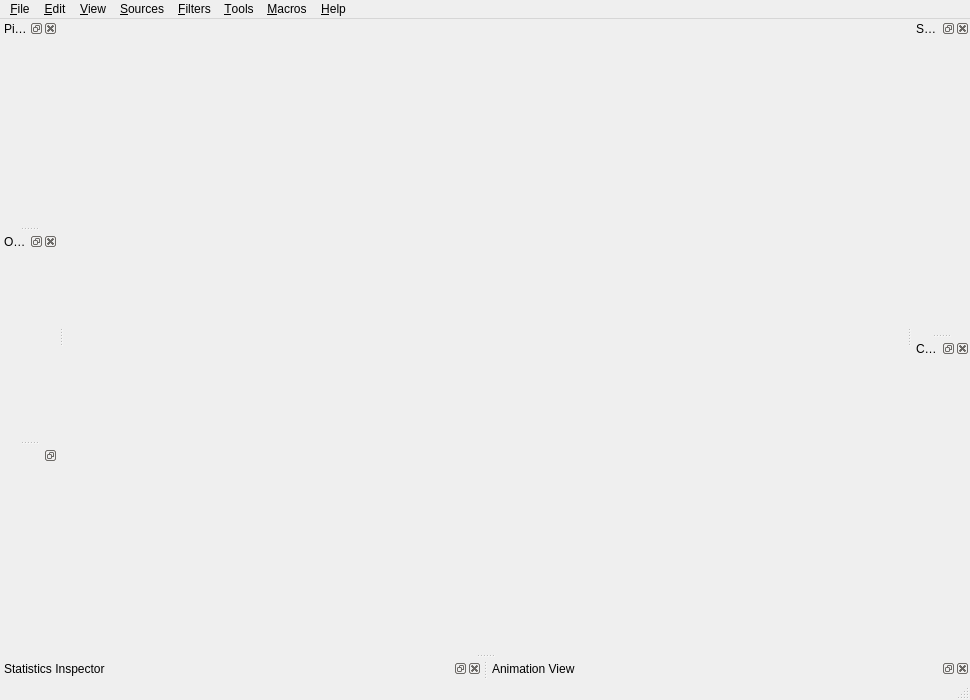
This is Examples/CustomApplications/Clone1/myMainWindow.ui in alexisylchan/ParaView as Qt 5 draws it before an edit. The edited form follows.
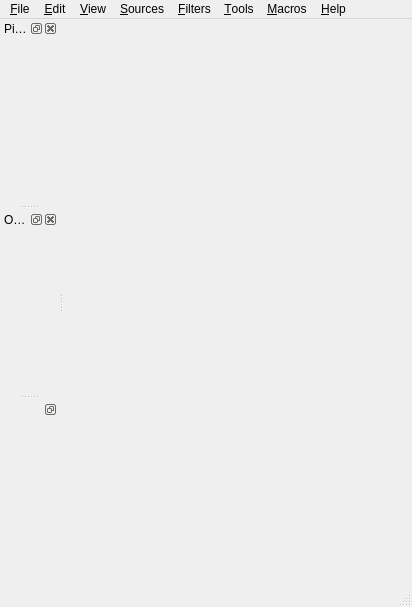
This is the edited form. Custom widgets are drawn as their Qt base class.

Commit message: SpaceNavigator manipulate orientation of object in "world coordinates" by getting center of rotation from renderer and setting that as the origin for rotation. Remove splitting icons and maximize/minimize icons . Redesign GUI.

```diff
--- a/Examples/CustomApplications/Clone1/myMainWindow.ui
+++ b/Examples/CustomApplications/Clone1/myMainWindow.ui
@@ -6,8 +6,8 @@
    <rect>
     <x>0</x>
     <y>0</y>
-    <width>970</width>
-    <height>700</height>
+    <width>412</width>
+    <height>607</height>
    </rect>
   </property>
   <property name="windowTitle">
@@ -19,7 +19,7 @@
     <rect>
      <x>0</x>
      <y>0</y>
-     <width>970</width>
+     <width>412</width>
      <height>21</height>
     </rect>
    </property>
@@ -101,45 +101,6 @@
    </attribute>
    <widget class="pqProxyTabWidget" name="proxyTabWidget"/>
   </widget>
-  <widget class="QDockWidget" name="statisticsDock">
-   <property name="allowedAreas">
-    <set>Qt::BottomDockWidgetArea|Qt::LeftDockWidgetArea|Qt::RightDockWidgetArea</set>
-   </property>
-   <property name="windowTitle">
-    <string>Statistics Inspector</string>
-   </property>
-   <attribute name="dockWidgetArea">
-    <number>8</number>
-   </attribute>
-   <widget class="pqDataInformationWidget" name="statisticsView"/>
-  </widget>
-  <widget class="QDockWidget" name="animationViewDock">
-   <property name="windowTitle">
-    <string>Animation View</string>
-   </property>
-   <attribute name="dockWidgetArea">
-    <number>8</number>
-   </attribute>
-   <widget class="pqPVAnimationWidget" name="animationView"/>
-  </widget>
-  <widget class="QDockWidget" name="selectionInspectorDock">
-   <property name="windowTitle">
-    <string>Selection Inspector</string>
-   </property>
-   <attribute name="dockWidgetArea">
-    <number>2</number>
-   </attribute>
-   <widget class="pqSelectionInspectorWidget" name="selectionInspector"/>
-  </widget>
-  <widget class="QDockWidget" name="comparativePanelDock">
-   <property name="windowTitle">
-    <string>Comparative View Inspector</string>
-   </property>
-   <attribute name="dockWidgetArea">
-    <number>2</number>
-   </attribute>
-   <widget class="pqComparativeVisPanel" name="comparativeVisPanel"/>
-  </widget>
   <widget class="QDockWidget" name="proxyTabDock1">
    <property name="floating">
     <bool>true</bool>
@@ -175,35 +136,11 @@
    <header>pqViewManager.h</header>
    <container>1</container>
   </customwidget>
-  <customwidget>
-   <class>pqSelectionInspectorWidget</class>
-   <extends>QWidget</extends>
-   <header>pqSelectionInspectorWidget.h</header>
-   <container>1</container>
-  </customwidget>
-  <customwidget>
-   <class>pqPVAnimationWidget</class>
-   <extends>QWidget</extends>
-   <header>pqPVAnimationWidget.h</header>
-   <container>1</container>
-  </customwidget>
-  <customwidget>
-   <class>pqDataInformationWidget</class>
-   <extends>QWidget</extends>
-   <header>pqDataInformationWidget.h</header>
-   <container>1</container>
-  </customwidget>
   <customwidget>
    <class>pqStatusBar</class>
    <extends>QStatusBar</extends>
    <header>pqStatusBar.h</header>
   </customwidget>
-  <customwidget>
-   <class>pqComparativeVisPanel</class>
-   <extends>QWidget</extends>
-   <header>pqComparativeVisPanel.h</header>
-   <container>1</container>
-  </customwidget>
  </customwidgets>
  <resources/>
  <connections/>
```
The commit also changes 5 other files.
